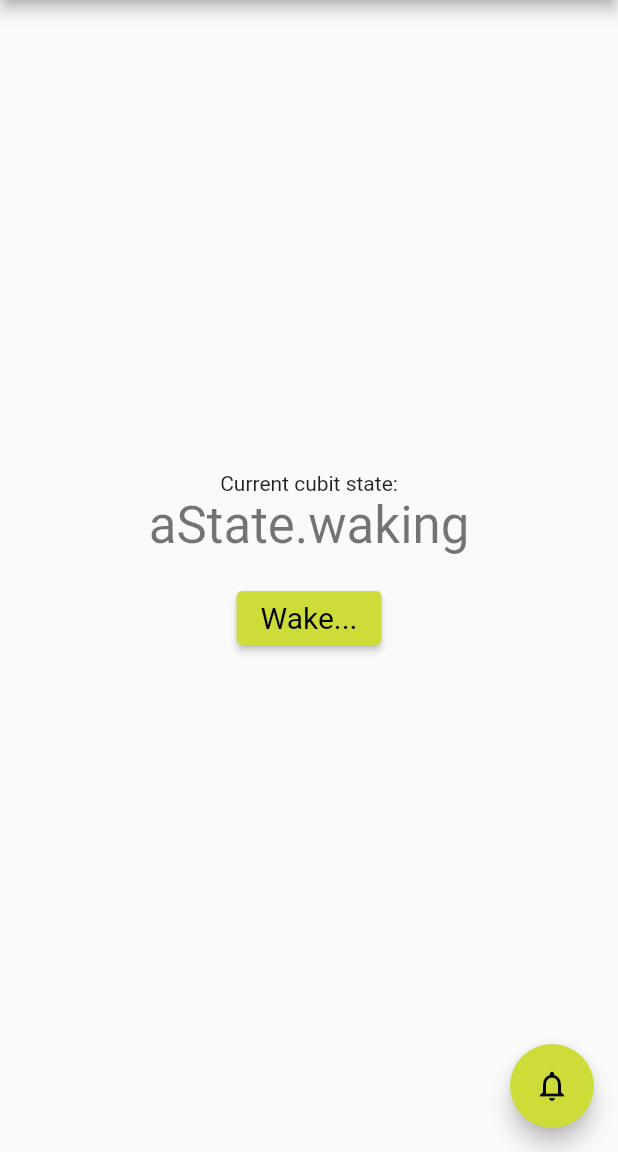
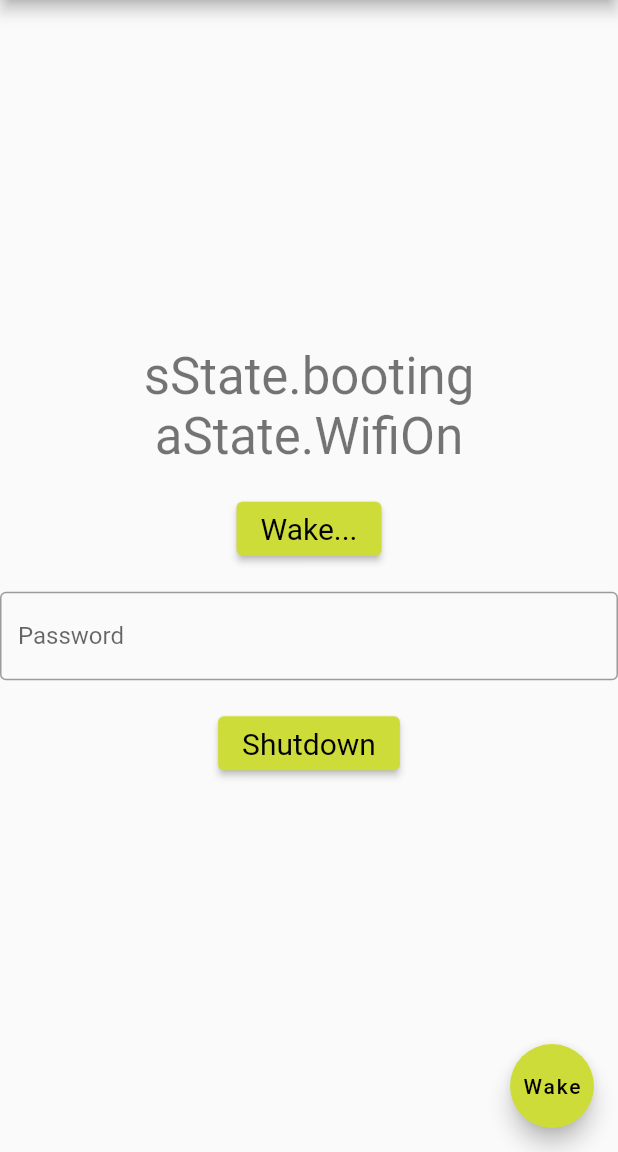
Before and after one commit to kkonat/WoL-dart, a Flutter app: the screen it shows after launch, after a tap on "Wake...", on a phone screen of 412 x 824 dp, the part 84-1236 px from its top. Run offline on Flutter 3.47's test engine with Material 2 defaults, Android fonts, the phone set to English and light mode, and no system bars; our stand-ins replace bloc, connectivity_plus, flutter_bloc; missing offline and left inert: dart_ping, wake_on_lan.

Commit message:
separate app state from server state

```diff
--- /dev/null
+++ b/lib/cubit/app_cubit.dart
@@ -0,0 +1,73 @@
+import 'dart:async';
+import 'dart:convert';
+import 'package:bloc/bloc.dart';
+import 'package:connectivity_plus/connectivity_plus.dart';
+import 'package:wol/cubit/server_cubit.dart';
+
+part 'app_state.dart';
+
+// NetCubit is the network state cubit
+
+class AppCubit extends Cubit<AppState> {
+  late final Timer _timer;
+  late final Connectivity _connectivity;
+  late final StreamSubscription<ConnectivityResult> _connectivitySubscription;
+  final ServerCubit sc;
+
+  AppCubit(this.sc) : super(AppState()) {
+    _connectivity = Connectivity();
+  }
+
+  void _newAppState(aState s) => emit(AppState(app: s)); //
+
+  // startup code, called from widget state InitState()
+  void initialize() {
+    _starttimer();
+    _connectivitySubscription =
+        _connectivity.onConnectivityChanged.listen(_updateConnectionStatus);
+    _checkwifi();
+  }
+
+  // housekeeping
+  void cleanup() {
+    _connectivitySubscription.cancel();
+    _timer.cancel();
+  }
+
+// listener to monitor connectivity changes
+  Future<void> _updateConnectionStatus(ConnectivityResult result) async {
+    if (result == ConnectivityResult.wifi) {
+      // WiFi is on, will be sensing the server
+      _newAppState(aState.WifiOn);
+    } else {
+      // otherwise, i.e. when offline or on a mobile network,
+      _newAppState(aState.noWifi);
+    }
+  }
+
+  // initializes timer, which will be sending ping every 10 seconds
+  void _starttimer() {
+    _timer = Timer.periodic(Duration(seconds: 10), (t) {
+      // ping when wifi is on and the app is in sensing state
+      // also ping when the server was recently online, to chek if it hasn't gone offline
+      if (state.app == aState.WifiOn) {
+        sc.ping();
+      }
+    });
+  }
+
+  // checks whether wifi is on
+  void _checkwifi() async {
+    ConnectivityResult connectivityResult =
+        await _connectivity.checkConnectivity();
+    // if on a mobile network, waking won't work
+    // in future may here add remote waking vias some API
+    if (connectivityResult == ConnectivityResult.mobile) {
+      // tell the app there's no WiFi available
+      _newAppState(aState.noWifi);
+    } else if (connectivityResult == ConnectivityResult.wifi) {
+      // if WiFi is on start pinging the server
+      _newAppState(aState.WifiOn);
+    }
+  }
+}
--- /dev/null
+++ b/lib/cubit/app_state.dart
@@ -0,0 +1,9 @@
+part of 'app_cubit.dart';
+
+enum aState { noWifi, WifiOn }
+
+class AppState {
+  aState app;
+
+  AppState({this.app = aState.noWifi});
+}
--- a/lib/cubit/net_cubit.dart
+++ /dev/null
@@ -1,120 +0,0 @@
-import 'dart:async';
-import 'package:bloc/bloc.dart';
-import 'package:connectivity_plus/connectivity_plus.dart';
-import 'package:wake_on_lan/wake_on_lan.dart';
-import 'package:dart_ping/dart_ping.dart';
-
-part 'net_state.dart';
-
-// NetCubit is the network state cubit
-class NetCubit extends Cubit<NetState> {
-  static const _pingAddr = '192.168.0.91';
-  static const _wakeAddr = '192.168.0.255';
-  static const _macAddr = '14:DA:E9:03:FD:AC';
-
-  late final Timer _timer;
-  late final Connectivity _connectivity;
-  late final StreamSubscription<ConnectivityResult> _connectivitySubscription;
-
-  NetCubit() : super(NetState()) {
-    _connectivity = Connectivity();
-  }
-
-  void _emit(aState s) => emit(NetState(net: s)); // for brievity
-
-  // startup code, called from widget state InitState()
-  void initialize() {
-    _starttimer();
-    _checkwifi();
-    _connectivitySubscription =
-        _connectivity.onConnectivityChanged.listen(_updateConnectionStatus);
-  }
-
-  // housekeeping
-  void cleanup() {
-    _connectivitySubscription.cancel();
-    _timer.cancel();
-  }
-
-// listener to monitor connectivity changes
-  Future<void> _updateConnectionStatus(ConnectivityResult result) async {
-    if (result == ConnectivityResult.wifi) {
-      // WiFi is on, will be sensing the server
-      _emit(aState.sensing);
-    } else
-      // otherwise, i.e. when offline or on a mobile network,
-      _emit(aState.noWifi);
-  }
-
-  // initializes timer, which will be sending ping every 10 seconds
-  void _starttimer() {
-    _timer = Timer.periodic(Duration(seconds: 10), (t) {
-      // ping when wifi is on and the app is in sensing state
-      // also ping when the server was recently online, to chek if it hasn't gone offline
-      if (state.net == aState.sensing || state.net == aState.online) _ping();
-    });
-  }
-
-  // checks whether wifi is on
-  void _checkwifi() async {
-    _emit(aState.checkingWifi);
-    ConnectivityResult connectivityResult =
-        await _connectivity.checkConnectivity();
-    // if on a mobile network, waking won't work
-    // in future may here add remote waking vias some API
-    if (connectivityResult == ConnectivityResult.mobile) {
-      // tell the app there's no WiFi available
-      _emit(aState.noWifi);
-    } else if (connectivityResult == ConnectivityResult.wifi) {
-      // if WiFi is on start pinging the server
-      _emit(aState.sensing);
-    }
-  }
-
-// ping() pings the server to see whether it is on or off/line
-  void _ping() async {
-    // Create ping object with desired args
-    final ping = Ping(_pingAddr, count: 1);
-
-    emit(NetState(net: aState.pinging));
-
-    // Begin ping process and listen for output
-    ping.stream.listen((event) {
-      if (event.summary != null) {
-        if (event.summary!.received == 0)
-          // no ping recived, go to sleep and then ping back again, go to the sensing state
-          emit(NetState(net: aState.sensing));
-        else
-          // the host responded, it is online
-          emit(NetState(net: aState.online));
-      }
-    });
-  }
-
-// wake() wakes the remote server and switches to sensing state
-  void wake() async {
-    // notify app that wake will be in progress,
-    // this may be done in an instant, but it's async so new state is needed
-    _emit(aState.waking);
-
-    // Validate that the two strings are formatted correctly
-    if (!IPv4Address.validate(_wakeAddr)) {
-      print('Invalid IPv4 Address String');
-      return;
-    }
-    if (!MACAddress.validate(_macAddr)) {
-      print('Invalid MAC Address String');
-      return;
-    }
-    // Create the IPv4 and MAC objects
-    var ipv4Address = IPv4Address.from(_wakeAddr);
-    var macAddress = MACAddress.from(_macAddr);
-
-    // Send the WOL packets
-
-    await WakeOnLAN.from(ipv4Address, macAddress, port: 9).wake();
-
-    // start checking when the host comes online
-    _emit(aState.sensing);
-  }
-}
--- a/lib/cubit/net_state.dart
+++ /dev/null
@@ -1,9 +0,0 @@
-part of 'net_cubit.dart';
-
-enum aState { checkingWifi, noWifi, waking, pinging, online, sensing }
-
-class NetState {
-  aState net;
-
-  NetState({this.net = aState.noWifi});
-}
--- /dev/null
+++ b/lib/cubit/server_cubit.dart
@@ -0,0 +1,91 @@
+import 'dart:convert';
+
+import 'package:bloc/bloc.dart';
+import 'package:dart_ping/dart_ping.dart';
+import 'package:http/http.dart';
+import 'package:wake_on_lan/wake_on_lan.dart';
+
+import 'app_cubit.dart';
+
+part 'server_state.dart';
+
+class ServerCubit extends Cubit<ServerState> {
+  static const _ServerAddr = '192.168.0.91';
+  static const _WakeAddr = '192.168.0.255';
+  static const _MACAddr = '14:DA:E9:03:FD:AC';
+  var _serverCredentials = '';
+  ServerCubit() : super(ServerState());
+
+  Future<Response> _req(String method, String command) async {
+    // encode yours here, https://www.base64encode.org/
+    // format: [user:passwd] w/o brackets
+
+    var _authHeader = <String, String>{'Authorization': _serverCredentials};
+
+    var uri =
+        Uri(scheme: 'http', host: _ServerAddr, path: 'api/v2.0/' + command);
+
+    return (method == "GET")
+        ? await get(uri, headers: _authHeader) //GET
+        : await post(uri, headers: _authHeader); //POST
+  }
+
+  void _newServerState(sState s) => emit(ServerState(srv: s)); //
+
+// ping() pings the server to see whether it is on or off/line
+  void ping() async {
+    // Create ping object with desired args
+    final ping = Ping(_ServerAddr, count: 1);
+
+    // Begin ping process and listen for output
+    ping.stream.listen((event) {
+      if (event.summary != null) {
+        if (event.summary!.received == 1) _newServerState(sState.online);
+      }
+    });
+  }
+
+  void setPass(String pwd) {
+    _serverCredentials = 'Basic ' + base64Encode(utf8.encode('root:$pwd'));
+  }
+
+// wake() wakes the remote server and switches to sensing state
+  void wake() async {
+    // notify app that wake will be in progress,
+    // this may be done in an instant, but it's async so new state is needed
+    _newServerState(sState.booting);
+
+    // Validate that the two strings are formatted correctly
+    if (!IPv4Address.validate(_WakeAddr)) {
+      print('Invalid IPv4 Address String');
+      return;
+    }
+    if (!MACAddress.validate(_MACAddr)) {
+      print('Invalid MAC Address String');
+      return;
+    }
+    // Create the IPv4 and MAC objects
+    var ipv4Address = IPv4Address.from(_WakeAddr);
+    var macAddress = MACAddress.from(_MACAddr);
+
+    // Send the WOL packets
+
+    await WakeOnLAN.from(ipv4Address, macAddress, port: 9).wake();
+  }
+
+  void shutdown() async {
+    var r = await _req('POST', 'system/shutdown');
+    print(r.statusCode);
+    print(r.body);
+    _newServerState(sState.shuttingDown);
+    Future.delayed(
+        const Duration(seconds: 45), () => _newServerState(sState.offline));
+  }
+
+  // Can be used to check whether the server is BOOTING
+  Future<String> serverState() async {
+    var r = await _req('GET', 'system/state');
+    print(r.statusCode);
+    return (r.body); // "BOOTING" or "READY"
+  }
+}
--- /dev/null
+++ b/lib/cubit/server_state.dart
@@ -0,0 +1,9 @@
+part of 'server_cubit.dart';
+
+enum sState { offline, online, booting, shuttingDown, ready }
+
+class ServerState {
+  sState srv;
+
+  ServerState({this.srv = sState.offline});
+}
--- a/lib/main.dart
+++ b/lib/main.dart
@@ -1,7 +1,8 @@
 import 'package:flutter/material.dart';
 import 'package:flutter_bloc/flutter_bloc.dart';
 
-import 'cubit/net_cubit.dart';
+import 'cubit/app_cubit.dart';
+import 'cubit/server_cubit.dart';
 
 void main() {
   runApp(MyApp());
@@ -11,8 +12,18 @@ class MyApp extends StatelessWidget {
   // This widget is the root of your application.
   @override
   Widget build(BuildContext context) {
-    return BlocProvider(
-      create: (context) => NetCubit(),
+    var sc = ServerCubit();
+    var ac = AppCubit(sc);
+
+    return MultiBlocProvider(
+      providers: [
+        BlocProvider<ServerCubit>(
+          create: (BuildContext context) => sc,
+        ),
+        BlocProvider<AppCubit>(
+          create: (BuildContext context) => ac,
+        ),
+      ],
       child: MaterialApp(
         title: 'Wake on LAN',
         theme: ThemeData(
@@ -37,12 +48,13 @@ class _MyHomePageState extends State<MyHomePage> with TickerProviderStateMixin {
   @override
   void initState() {
     super.initState();
-    BlocProvider.of<NetCubit>(context).initialize();
+    BlocProvider.of<AppCubit>(context).initialize();
   }
 
   @override
   void dispose() {
-    BlocProvider.of<NetCubit>(context).cleanup();
+    BlocProvider.of<AppCubit>(context).cleanup();
+
     super.dispose();
   }
 
@@ -58,13 +70,18 @@ class _MyHomePageState extends State<MyHomePage> with TickerProviderStateMixin {
         child: Column(
           mainAxisAlignment: MainAxisAlignment.center,
           children: <Widget>[
-            Text(
-              'Current cubit state:',
-            ),
-            BlocBuilder<NetCubit, NetState>(
+            BlocBuilder<ServerCubit, ServerState>(
               builder: (context, state) {
                 return Text(
-                  state.net.toString(),
+                  state.srv.toString(),
+                  style: Theme.of(context).textTheme.headline4,
+                );
+              },
+            ),
+            BlocBuilder<AppCubit, AppState>(
+              builder: (context, state) {
+                return Text(
+                  state.app.toString(),
                   style: Theme.of(context).textTheme.headline4,
                 );
               },
@@ -74,9 +91,26 @@ class _MyHomePageState extends State<MyHomePage> with TickerProviderStateMixin {
               child: ElevatedButton(
                 style: style,
                 onPressed: () {
-                  BlocProvider.of<NetCubit>(context).wake();
+                  BlocProvider.of<ServerCubit>(context).wake();
                 },
                 child: const Text('Wake...'),
+              ),
+            ),
+            TextField(
+              decoration: InputDecoration(
+                  border: OutlineInputBorder(), hintText: 'Password'),
+              onChanged: (text) {
+                BlocProvider.of<ServerCubit>(context).setPass(text);
+              },
+            ),
+            Padding(
+              padding: const EdgeInsets.all(18.0),
+              child: ElevatedButton(
+                style: style,
+                onPressed: () {
+                  BlocProvider.of<ServerCubit>(context).shutdown();
+                },
+                child: const Text('Shutdown'),
               ),
             ),
           ],
@@ -84,34 +118,11 @@ class _MyHomePageState extends State<MyHomePage> with TickerProviderStateMixin {
       ),
       floatingActionButton: FloatingActionButton(
         onPressed: () {
-          BlocProvider.of<NetCubit>(context).wake();
+          BlocProvider.of<ServerCubit>(context).wake();
         },
         tooltip: 'Connect',
-        child: BlocBuilder<NetCubit, NetState>(
-          builder: (context, state) {
-            var icon;
-            switch (state.net) {
-              case aState.checkingWifi:
-                icon = Icons.device_unknown_outlined;
-                break;
-              case aState.noWifi:
-                icon = Icons.do_disturb;
-                break;
-              case aState.online:
-                icon = Icons.flash_on_rounded;
-                break;
-              case aState.sensing:
-                icon = Icons.flash_off_rounded;
-                break;
-              case aState.pinging:
-                icon = Icons.hourglass_empty_outlined;
-                break;
-              case aState.waking:
-                icon = Icons.notifications_none_outlined;
-                break;
-            }
-            return Icon(icon);
-          },
+        child: BlocBuilder<AppCubit, AppState>(
+          builder: (context, state) => Text('Wake'),
         ),
       ), // This trailing comma makes auto-formatting nicer for build methods.
     );
```
